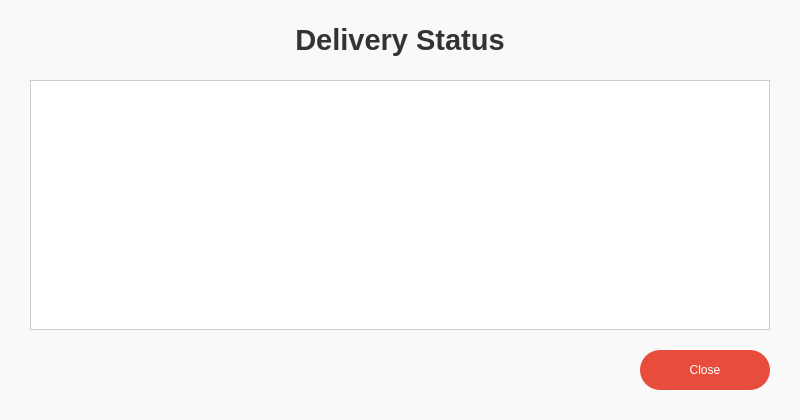
Before: the Qt Designer form user/trackDeliveryWindow.ui in JLBartz/CharityLink, drawn with Qt 5.
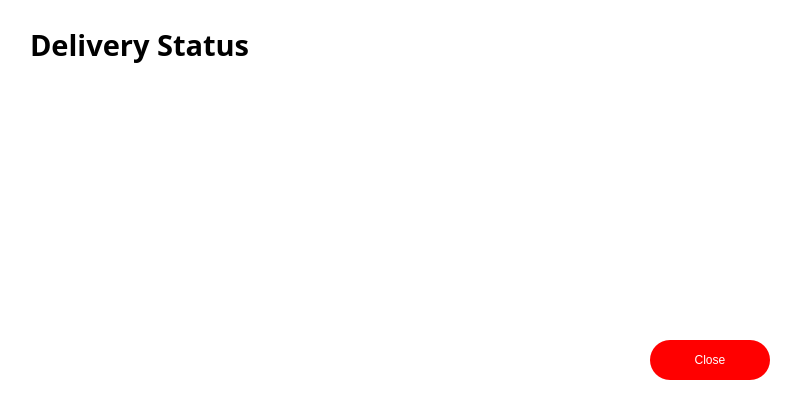
After: the same form once the commit is applied.

```diff
--- a/user/trackDeliveryWindow.ui
+++ b/user/trackDeliveryWindow.ui
@@ -7,54 +7,33 @@
     <x>0</x>
     <y>0</y>
     <width>800</width>
-    <height>420</height>
+    <height>400</height>
    </rect>
   </property>
   <property name="windowTitle">
    <string>Track Delivery</string>
   </property>
   <property name="styleSheet">
-   <string notr="true">
-    QDialog {
-     background-color: #f9f9f9;
-    }
-    QLabel#titleLabel {
-     color: #333;
-     font-size: 22pt;
-     font-weight: bold;
-    }
-    QTableWidget {
-     font: 600 12pt "Open Sans";
-     background-color: #ffffff;
-     border: 1px solid #ccc;
-     gridline-color: #ccc;
-     selection-background-color: #d0eaff;
-     alternate-background-color: #f2f2f2;
-    }
-    QPushButton#closeButton {
-     border-radius: 20px;
-     font: 700 14pt "Open Sans";
-     background-color: #e74c3c;
-     color: white;
-    }
-    QPushButton#closeButton:hover {
-     background-color: #c0392b;
-    }
-   </string>
+   <string notr="true">background-color: rgb(255, 255, 255);</string>
   </property>
-
-  <!-- Title Label -->
   <widget class="QLabel" name="titleLabel">
    <property name="geometry">
     <rect>
-     <x>0</x>
+     <x>30</x>
      <y>20</y>
-     <width>800</width>
-     <height>40</height>
+     <width>740</width>
+     <height>50</height>
     </rect>
    </property>
-   <property name="alignment">
-    <set>Qt::AlignCenter</set>
+   <property name="font">
+    <font>
+     <family>Open Sans</family>
+     <pointsize>22</pointsize>
+     <bold>true</bold>
+    </font>
+   </property>
+   <property name="styleSheet">
+    <string notr="true">color: rgb(0,0,0);</string>
    </property>
    <property name="text">
     <string>Delivery Status</string>
@@ -66,13 +45,18 @@
    <property name="geometry">
     <rect>
      <x>30</x>
-     <y>80</y>
+     <y>90</y>
      <width>740</width>
-     <height>250</height>
+     <height>230</height>
     </rect>
    </property>
-   <property name="alternatingRowColors">
-    <bool>true</bool>
+   <property name="styleSheet">
+    <string notr="true">
+      font: 700 14pt "Open Sans";
+      color: rgb(0, 0, 0);
+      background-color: rgb(255,255,255);
+      border-radius: 15px;
+    </string>
    </property>
   </widget>
 
@@ -80,15 +64,23 @@
   <widget class="QPushButton" name="closeButton">
    <property name="geometry">
     <rect>
-     <x>640</x>
-     <y>350</y>
-     <width>130</width>
+     <x>650</x>
+     <y>340</y>
+     <width>120</width>
      <height>40</height>
     </rect>
    </property>
    <property name="text">
     <string>Close</string>
    </property>
+   <property name="styleSheet">
+    <string notr="true">
+      border-radius: 20px;
+      font: 700 16pt "Open Sans";
+      background-color: red;
+      color: rgb(255,255,255);
+    </string>
+   </property>
   </widget>
  </widget>
  <resources/>
```
Left out of the diff: 4 changed lines with no effect on the pictures.
